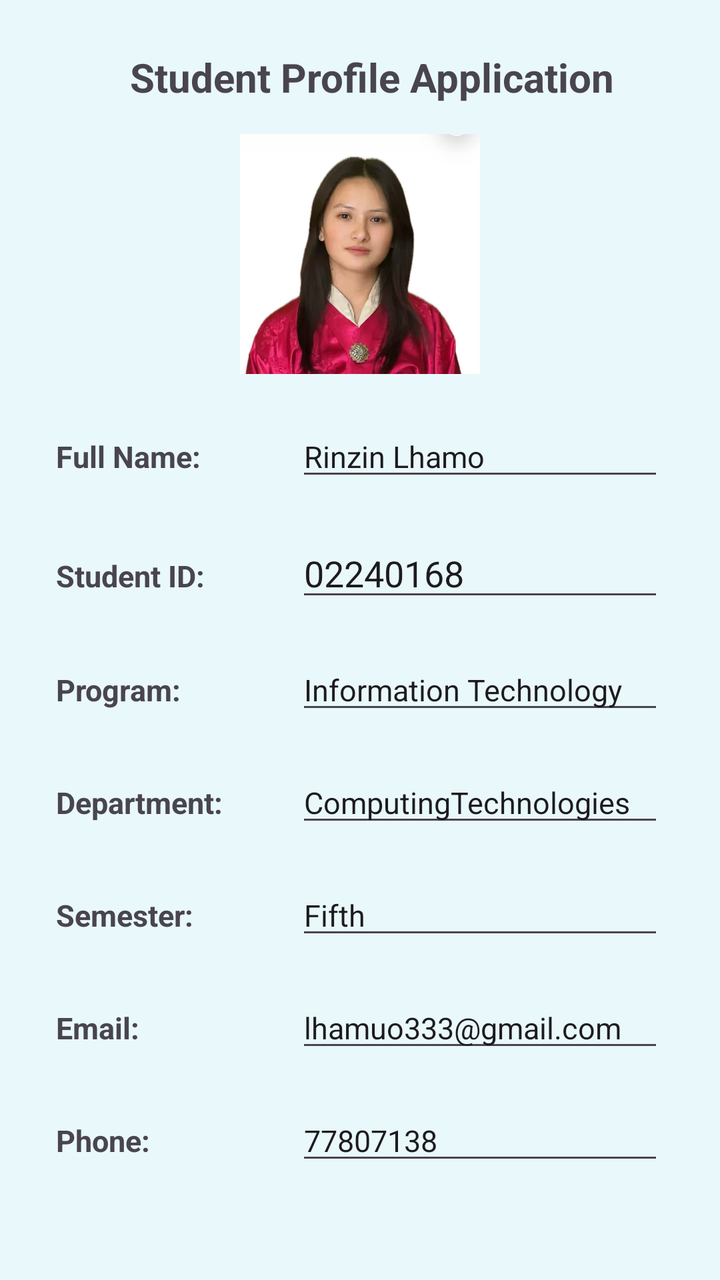
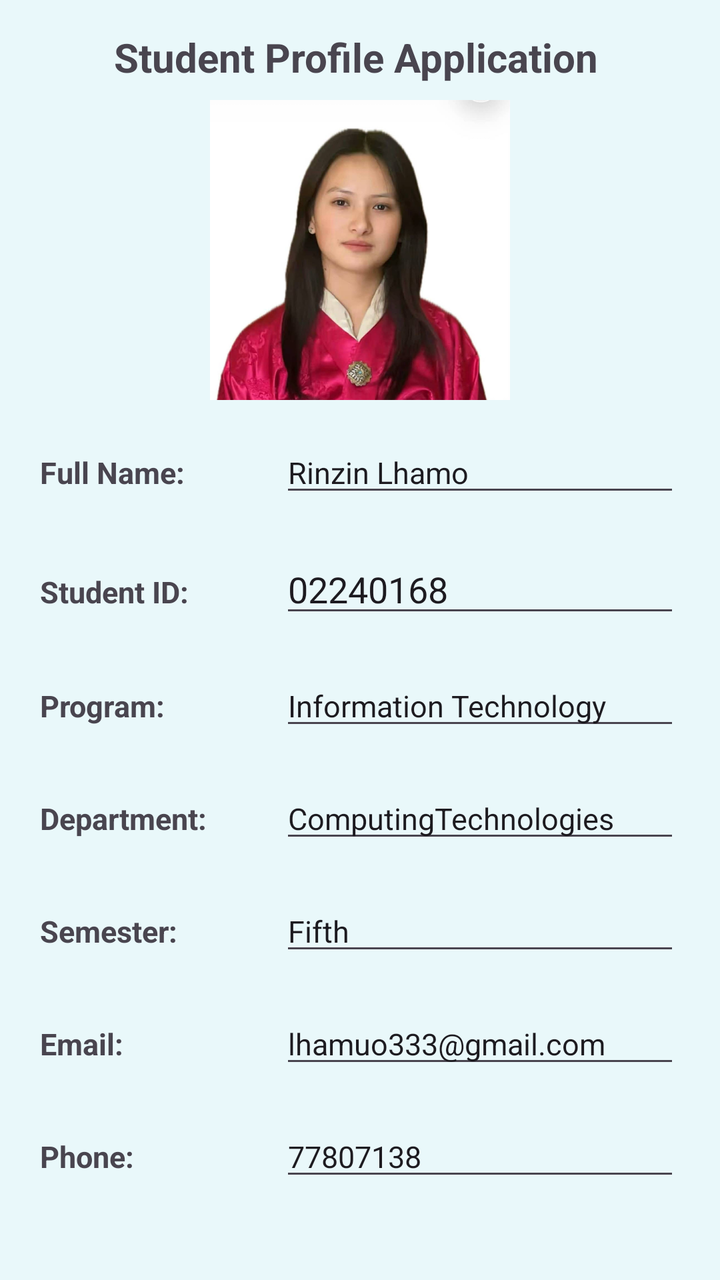

Screens rendered from an Android XML layout before and after an edit, with the pre-edit source and the edit as a unified diff.
<!-- AndroidManifest.xml: application theme Theme.My_Profile -->
<!-- res/layout/activity_main.xml -->
<?xml version="1.0" encoding="utf-8"?>
<LinearLayout xmlns:android="http://schemas.android.com/apk/res/android"
    xmlns:app="http://schemas.android.com/apk/res-auto"
    xmlns:tools="http://schemas.android.com/tools"
    android:id="@+id/main"
    android:layout_width="match_parent"
    android:layout_height="match_parent"
    android:background="#E9F8FA"
    android:orientation="vertical"
    android:padding="20dp"
    tools:context=".MainActivity">


    <TextView
        android:id="@+id/profile"
        android:layout_width="match_parent"
        android:layout_height="wrap_content"
        android:layout_gravity="center"
        android:layout_marginLeft="30dp"
        android:layout_marginTop="5dp"
        android:layout_marginBottom="5dp"
        android:text="Student Profile Application"
        android:textSize="20sp"
        android:textStyle="bold" />

    <ImageView
        android:id="@+id/profileImage"
        android:layout_width="120dp"
        android:layout_height="120dp"
        android:layout_gravity="center"
        android:layout_marginBottom="10dp"
        android:layout_marginTop="10dp"
        android:src="@drawable/img" />

    <LinearLayout
        android:layout_width="match_parent"
        android:layout_height="wrap_content"
        android:layout_marginBottom="3dp"
        android:layout_marginTop="3dp"
        android:orientation="horizontal"
        android:padding="8dp">

        <TextView
            android:layout_width="120dp"
            android:layout_height="wrap_content"
            android:text="Full Name:"
            android:textSize="15sp"
            android:textStyle="bold" />
        <EditText
            android:id="@+id/editTextText"
            android:layout_width="0dp"
            android:layout_height="wrap_content"
            android:layout_weight="1"
            android:ems="10"
            android:inputType="text"
            android:text="Rinzin Lhamo"
            android:textSize="15sp" />





    </LinearLayout>

    <LinearLayout
        android:layout_width="match_parent"
        android:layout_height="wrap_content"
        android:layout_marginBottom="3dp"
        android:orientation="horizontal"
        android:padding="8dp">

        <TextView
            android:layout_width="120dp"
            android:layout_height="wrap_content"
            android:text="Student ID:"
            android:textSize="15sp"
            android:textStyle="bold" />

        <EditText
            android:id="@+id/editTextNumber"
            android:layout_width="0dp"
            android:layout_height="wrap_content"
            android:layout_weight="1"
            android:ems="10"
            android:inputType="number"
            android:text="02240168"/>


    </LinearLayout>

    <LinearLayout
        android:layout_width="match_parent"
        android:layout_height="wrap_content"
        android:layout_marginBottom="3dp"
        android:orientation="horizontal"
        android:padding="8dp">

        <TextView
            android:layout_width="120dp"
            android:layout_height="wrap_content"
            android:text="Program:"
            android:textSize="15sp"
            android:textStyle="bold" />
        <EditText
            android:id="@+id/editTextProgram"
            android:layout_width="0dp"
            android:layout_height="wrap_content"
            android:layout_weight="1"
            android:ems="10"
            android:inputType="text"
            android:text="Information Technology"
            android:textSize="15sp" />



    </LinearLayout>

    <LinearLayout
        android:layout_width="match_parent"
        android:layout_height="wrap_content"
        android:layout_marginBottom="3dp"
        android:orientation="horizontal"
        android:padding="8dp">

        <TextView
            android:layout_width="120dp"
            android:layout_height="wrap_content"
            android:text="Department:"
            android:textSize="15sp"
            android:textStyle="bold" />

        <EditText
            android:id="@+id/editTextDepartment"
            android:layout_width="0dp"
            android:layout_height="wrap_content"
            android:layout_weight="1"
            android:ems="10"
            android:inputType="text"
            android:text="ComputingTechnologies"
            android:textSize="15sp" />

    </LinearLayout>

    <LinearLayout
        android:layout_width="match_parent"
        android:layout_height="wrap_content"
        android:layout_marginBottom="3dp"
        android:orientation="horizontal"
        android:padding="8dp">

        <TextView
            android:layout_width="120dp"
            android:layout_height="wrap_content"
            android:text="Semester:"
            android:textSize="15sp"
            android:textStyle="bold" />

        <EditText
            android:id="@+id/editTextSemester"
            android:layout_width="0dp"
            android:layout_height="wrap_content"
            android:layout_weight="1"
            android:ems="10"
            android:inputType="text"
            android:text="Fifth"
            android:textSize="15sp" />

    </LinearLayout>

    <LinearLayout
        android:layout_width="match_parent"
        android:layout_height="wrap_content"
        android:layout_marginBottom="3dp"
        android:orientation="horizontal"
        android:padding="8dp">

        <TextView
            android:layout_width="120dp"
            android:layout_height="wrap_content"
            android:text="Email:"
            android:textSize="15sp"
            android:textStyle="bold" />



        <EditText
            android:id="@+id/editTextTextEmailAddress"
            android:layout_width="0dp"
            android:layout_height="wrap_content"
            android:layout_weight="1"
            android:ems="10"
            android:textSize="15sp"
            android:inputType="textEmailAddress"
            android:text="lhamuo333@gmail.com"/>

    </LinearLayout>

    <LinearLayout
        android:layout_width="match_parent"
        android:layout_height="wrap_content"
        android:layout_marginBottom="3dp"
        android:orientation="horizontal"
        android:padding="8dp">

        <TextView
            android:layout_width="120dp"
            android:layout_height="wrap_content"
            android:text="Phone:"
            android:textSize="15sp"
            android:textStyle="bold" />


        <EditText
            android:id="@+id/editTextPhone"
            android:layout_width="0dp"
            android:layout_height="wrap_content"
            android:layout_weight="1"
            android:ems="10"
            android:inputType="phone"
            android:text="77807138"
            android:textSize="15sp" />

    </LinearLayout>

    <LinearLayout
        android:layout_width="match_parent"
        android:layout_height="wrap_content"
        android:layout_marginTop="20dp"
        android:orientation="horizontal">

        <Button
            android:id="@+id/saveBtn"
            android:layout_width="0dp"
            android:layout_height="wrap_content"
            android:layout_marginEnd="4dp"
            android:layout_weight="1"
            android:backgroundTint="#2196F3"
            android:text="Save" />

        <Button
            android:id="@+id/clearBtn"
            android:layout_width="0dp"
            android:layout_height="wrap_content"
            android:layout_marginStart="4dp"
            android:layout_marginEnd="4dp"
            android:layout_weight="1"
            android:backgroundTint="#78909C"
            android:text="Clear" />

        <Button
            android:id="@+id/editBtn"
            android:layout_width="0dp"
            android:layout_height="wrap_content"
            android:layout_marginStart="4dp"
            android:layout_weight="1"
            android:backgroundTint="@color/black"
            android:text="Edit" />

    </LinearLayout>


</LinearLayout>
<!-- resources referenced by this layout -->
<resources>
  <color name="black">#FF000000</color>
  <!-- drawable img: png bitmap (drawable, 886680 bytes) -->
  <style name="Theme.My_Profile" parent="Base.Theme.My_Profile" />
  <style name="Base.Theme.My_Profile" parent="Theme.Material3.DayNight.NoActionBar">
          
          
      </style>
</resources>

<!-- the commit's change to res/layout/activity_main.xml (unified diff, before → after) -->
@@ -7,7 +7,7 @@
     android:layout_height="match_parent"
     android:background="#E9F8FA"
     android:orientation="vertical"
-    android:padding="20dp"
+    android:padding="12dp"
     tools:context=".MainActivity">
 
 
@@ -17,19 +17,19 @@
         android:layout_height="wrap_content"
         android:layout_gravity="center"
         android:layout_marginLeft="30dp"
-        android:layout_marginTop="5dp"
-        android:layout_marginBottom="5dp"
+        android:layout_marginTop="3dp"
+        android:layout_marginBottom="3dp"
         android:text="Student Profile Application"
         android:textSize="20sp"
         android:textStyle="bold" />
 
     <ImageView
         android:id="@+id/profileImage"
-        android:layout_width="120dp"
-        android:layout_height="120dp"
+        android:layout_width="150dp"
+        android:layout_height="150dp"
         android:layout_gravity="center"
-        android:layout_marginBottom="10dp"
-        android:layout_marginTop="10dp"
+        android:layout_marginBottom="5dp"
+        android:layout_marginTop="5dp"
         android:src="@drawable/img" />
 
     <LinearLayout
@@ -225,7 +225,7 @@
     <LinearLayout
         android:layout_width="match_parent"
         android:layout_height="wrap_content"
-        android:layout_marginTop="20dp"
+        android:layout_marginTop="10dp"
         android:orientation="horizontal">
 
         <Button
